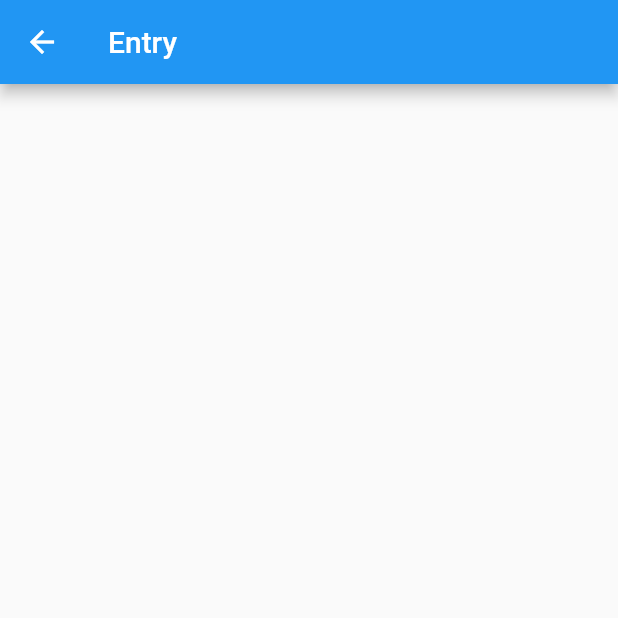
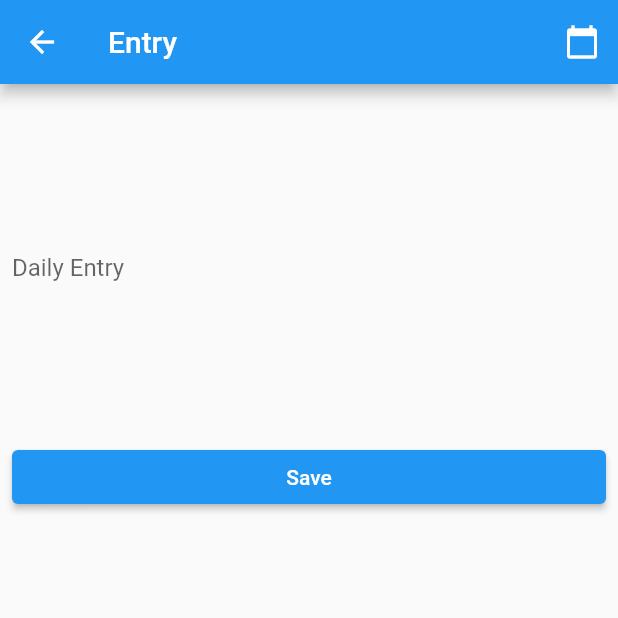
Before and after one commit to netholi/journal_app, a Flutter app: the EntryScreen screen opened directly, on a phone screen of 412 x 824 dp, the top half of it. Run offline on Flutter 3.47's test engine with Material 2 defaults, Android fonts, the phone set to English and light mode, and no system bars; our stand-ins replace cloud_firestore, firebase_core; accounts and stored records are empty.

Commit message:
setup entry form

```diff
--- a/lib/src/screens/entry.dart
+++ b/lib/src/screens/entry.dart
@@ -1,14 +1,64 @@
 import 'package:flutter/material.dart';
+import 'package:journal_app/src/models/entry.dart';
 
 class EntryScreen extends StatelessWidget {
-  const EntryScreen({Key? key}) : super(key: key);
+  final Entry? entry;
+  const EntryScreen({this.entry, Key? key}) : super(key: key);
 
   @override
   Widget build(BuildContext context) {
     return Scaffold(
       appBar: AppBar(
         title: Text('Entry'),
+        actions: [
+          IconButton(
+            onPressed: () {
+              _pickDate(context).then((value) {
+                print(value);
+              });
+            },
+            icon: Icon(Icons.calendar_today),
+          )
+        ],
+      ),
+      body: Padding(
+        padding: const EdgeInsets.all(8.0),
+        child: ListView(
+          children: [
+            TextField(
+              decoration: InputDecoration(
+                labelText: 'Daily Entry',
+                border: InputBorder.none,
+              ),
+              maxLines: 12,
+              minLines: 10,
+            ),
+            ElevatedButton(
+              onPressed: () {},
+              child: const Text('Save'),
+            ),
+            (entry == null)
+                ? Container()
+                : ElevatedButton(
+                    style: ButtonStyle(
+                      backgroundColor:
+                          MaterialStateProperty.all<Color>(Colors.red),
+                    ),
+                    onPressed: () {},
+                    child: const Text('Delete'),
+                  ),
+          ],
+        ),
       ),
     );
   }
+
+  Future<DateTime?> _pickDate(BuildContext context) async {
+    final DateTime? picked = await showDatePicker(
+        context: context,
+        initialDate: DateTime.now(),
+        firstDate: DateTime(2015),
+        lastDate: DateTime(2050));
+    if (picked != null) return picked;
+  }
 }
```
